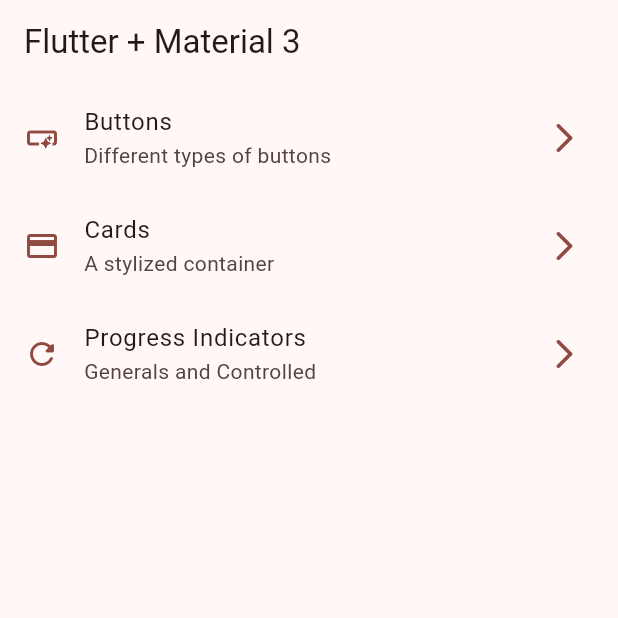
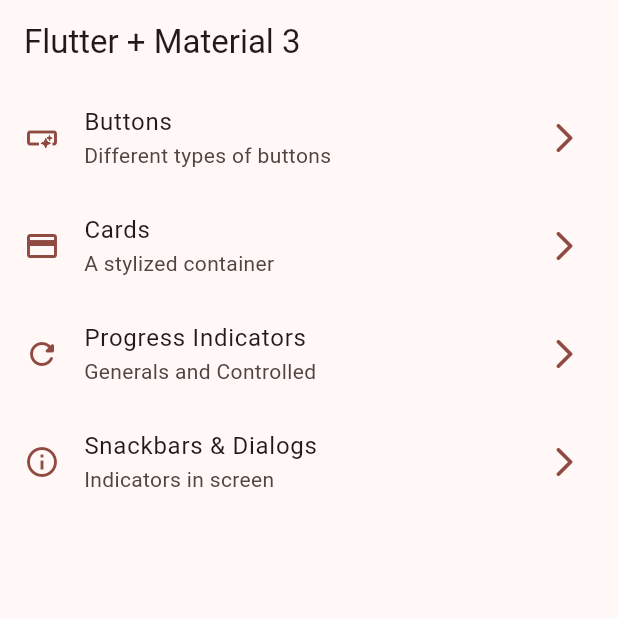
Before and after one commit to CosmicTiger/widgets_app, a Flutter app: the screen it shows after launch, on a phone screen of 412 x 824 dp, the top half of it. Run offline on Flutter 3.47's test engine with Material 3 defaults, Android fonts, the phone set to English and light mode, and no system bars; our stand-ins replace go_router.

Commit message:
✨ feature: add Snackbars & Dialogs in respective screen

```diff
--- a/lib/config/menu/menu_items.dart
+++ b/lib/config/menu/menu_items.dart
@@ -35,4 +35,10 @@ var appMenuItems = <MenuItem>[
     link: '/progress',
     icon: Icons.refresh_rounded,
   ),
+  MenuItem(
+    title: 'Snackbars & Dialogs',
+    subTitle: 'Indicators in screen',
+    link: '/snackbars',
+    icon: Icons.info_outline,
+  ),
 ];
--- a/lib/config/router/app_router.dart
+++ b/lib/config/router/app_router.dart
@@ -20,4 +20,9 @@ final appRouter = GoRouter(initialLocation: '/', routes: [
     name: ProgressScreen.name,
     builder: (context, state) => ProgressScreen(),
   ),
+  GoRoute(
+    path: '/snackbars',
+    name: SnackbarScreen.name,
+    builder: (context, state) => SnackbarScreen(),
+  ),
 ]);
--- a/lib/main.dart
+++ b/lib/main.dart
@@ -12,6 +12,9 @@ class MainApp extends StatelessWidget {
   @override
   Widget build(BuildContext context) {
     return MaterialApp.router(
+      title: 'Flutter Widgets Gallery App',
+
+      /// NOTE: This helps to show a title in the Dialog for the Licenses on our software. See, SnackbarScreen implementation.
       routerConfig: appRouter,
       theme: AppTheme(selectedColor: 3).getTheme(),
       debugShowCheckedModeBanner: false,
```
Also changed, not shown: lib/presentation/screens/snackbar/snackbar_screen.dart (+69 -1 lines).
